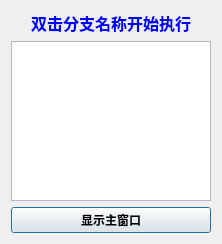
FsterThanLight/automatic_clicker_2, file 窗体/branchwin.ui: the form before one commit.
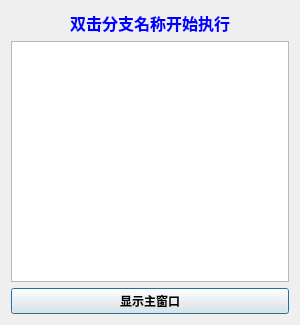
The form after the commit.

Commit message: 5月5日 23:48 修复变量选择窗口的控件不跟随放大的bug

Diff of the .ui file:
```diff
--- a/窗体/branchwin.ui
+++ b/窗体/branchwin.ui
@@ -6,8 +6,8 @@
    <rect>
     <x>0</x>
     <y>0</y>
-    <width>222</width>
-    <height>244</height>
+    <width>300</width>
+    <height>325</height>
    </rect>
   </property>
   <property name="font">
@@ -18,7 +18,7 @@
   <property name="windowTitle">
    <string>分支执行</string>
   </property>
-  <layout class="QVBoxLayout" name="verticalLayout" stretch="1,9,0">
+  <layout class="QVBoxLayout" name="verticalLayout">
    <item>
     <widget class="QLabel" name="label">
      <property name="palette">
@@ -128,7 +128,7 @@
      </property>
     </widget>
    </item>
-   <item alignment="Qt::AlignHCenter|Qt::AlignVCenter">
+   <item>
     <widget class="QListView" name="listView">
      <property name="minimumSize">
       <size>
```
The commit also changes 3 other files.
